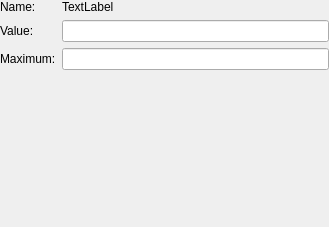
Above: Viewer/src/LimitEditorWidget.ui from ecmwf/ecflow before the change. Below: the same form after it.
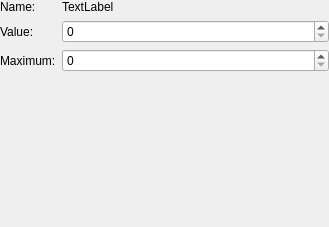
That is the form after the change.

Patch:
```diff
--- a/Viewer/src/LimitEditorWidget.ui
+++ b/Viewer/src/LimitEditorWidget.ui
@@ -47,9 +47,6 @@
      </property>
     </widget>
    </item>
-   <item row="1" column="1">
-    <widget class="QLineEdit" name="valueLe_"/>
-   </item>
    <item row="2" column="0">
     <widget class="QLabel" name="label_4">
      <property name="text">
@@ -57,8 +54,11 @@
      </property>
     </widget>
    </item>
+   <item row="1" column="1">
+    <widget class="QSpinBox" name="valueSpin_"/>
+   </item>
    <item row="2" column="1">
-    <widget class="QLineEdit" name="maxLe_"/>
+    <widget class="QSpinBox" name="maxSpin_"/>
    </item>
   </layout>
  </widget>
```
